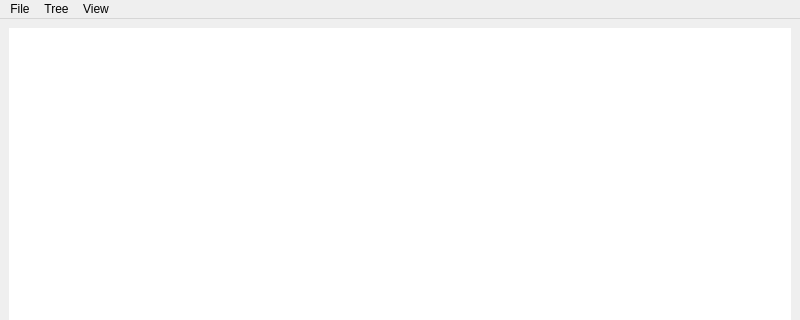
First picture: the form in src/mainwindow.ui, repository treeedit/treeedit, before the edit; both pictures show x 0 to 800 and y 0 to 320 of the 800 by 600 pixel window.
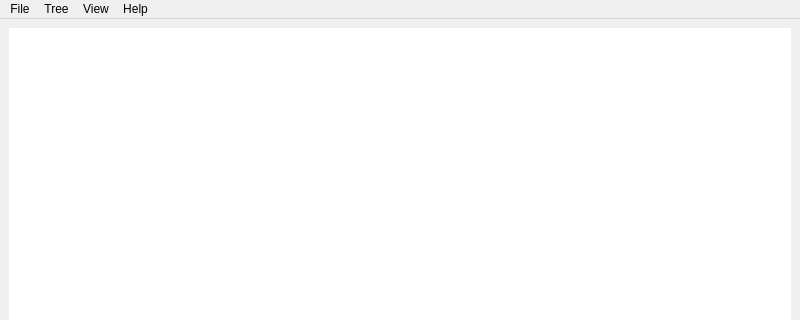
Second picture: the form after the edit. Icons and pictures are not drawn.

Commit message: Add Help menu

Patch:
```diff
--- a/src/mainwindow.ui
+++ b/src/mainwindow.ui
@@ -65,9 +65,16 @@
     </property>
     <addaction name="actionFont"/>
    </widget>
+   <widget class="QMenu" name="menuHelp">
+    <property name="title">
+     <string>Help</string>
+    </property>
+    <addaction name="actionDocs"/>
+   </widget>
    <addaction name="menuFile"/>
    <addaction name="menuTree"/>
    <addaction name="menuView"/>
+   <addaction name="menuHelp"/>
   </widget>
   <widget class="QStatusBar" name="statusbar"/>
   <action name="actionOpen">
```
Left out of the diff: 14 changed lines with no effect on the pictures. The commit also changes 2 other files.
